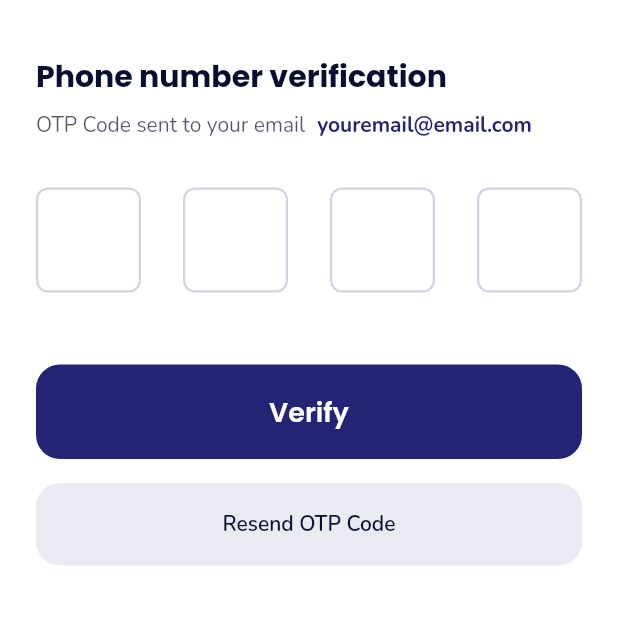
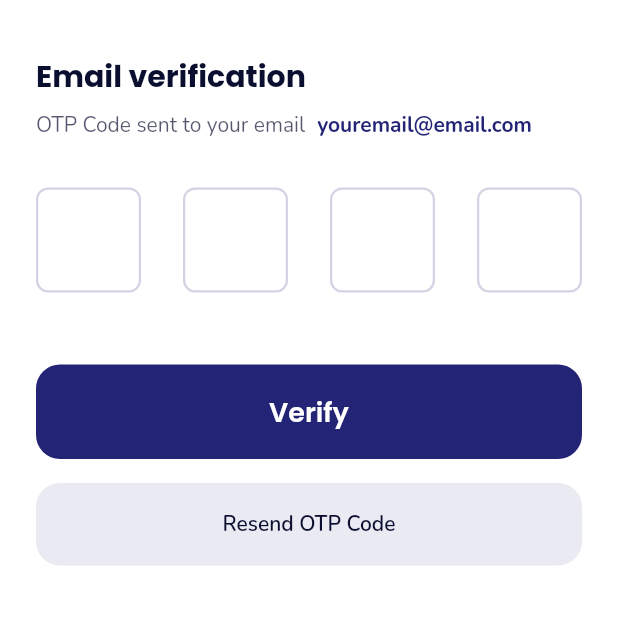
Before and after one commit to mrezkys/marketky, a Flutter app: the OTPVerificationPage screen opened directly, on a phone screen of 412 x 824 dp, the part 60-685 px from its top. Run offline on Flutter 3.47's test engine with Material 2 defaults, Android fonts, the phone set to English and light mode, and no system bars; drawn by our look-alikes of pin_code_fields; our stand-ins replace flutter_svg, smooth_page_indicator, smooth_star_rating; missing offline and left inert: pecahan_rupiah.

Commit message:
style: typo

```diff
--- a/lib/views/screens/otp_verification_page.dart
+++ b/lib/views/screens/otp_verification_page.dart
@@ -35,7 +35,7 @@ class _OTPVerificationPageState extends State<OTPVerificationPage> {
           Container(
             margin: EdgeInsets.only(top: 20, bottom: 8),
             child: Text(
-              'Phone number verification',
+              'Email verification',
               style: TextStyle(
                 color: AppColor.secondary,
                 fontWeight: FontWeight.w700,
```
